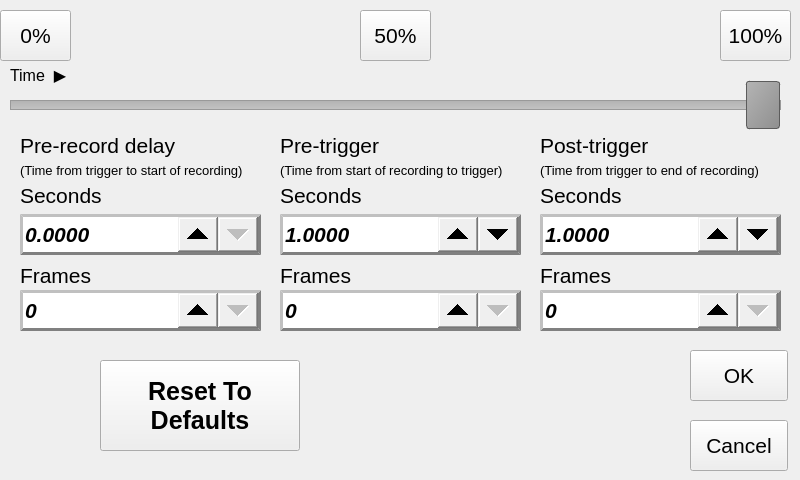
The window that src/triggerdelaywindow.ui (krontech/chronos-cam-app) describes before a commit, drawn with Qt 5.
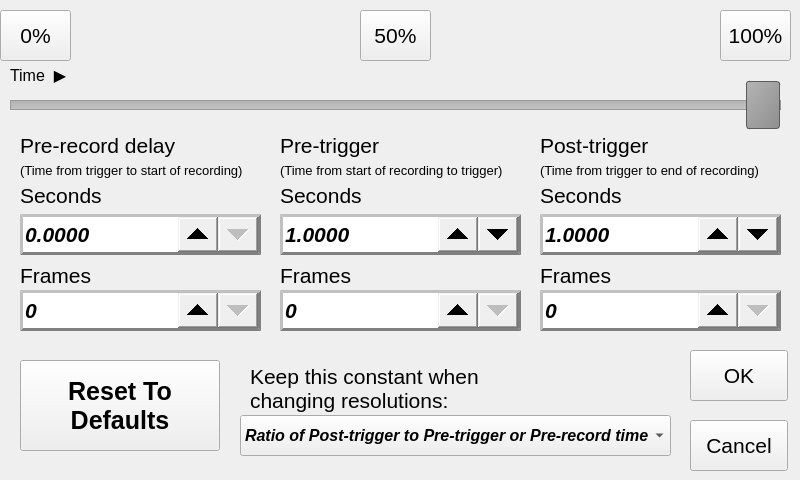
The same window after the commit. Custom widgets are drawn as their Qt base class.

Commit message: Add comboBox to trigger delay window

What changed in the file:
```diff
--- a/src/triggerdelaywindow.ui
+++ b/src/triggerdelaywindow.ui
@@ -612,7 +612,7 @@
   <widget class="QPushButton" name="cmdResetToDefaults">
    <property name="geometry">
     <rect>
-     <x>100</x>
+     <x>20</x>
      <y>360</y>
      <width>200</width>
      <height>91</height>
@@ -630,6 +630,58 @@
 Defaults</string>
    </property>
   </widget>
+  <widget class="QComboBox" name="comboGain">
+   <property name="geometry">
+    <rect>
+     <x>240</x>
+     <y>415</y>
+     <width>431</width>
+     <height>41</height>
+    </rect>
+   </property>
+   <property name="font">
+    <font>
+     <pointsize>12</pointsize>
+     <weight>75</weight>
+     <italic>true</italic>
+     <bold>true</bold>
+    </font>
+   </property>
+   <item>
+    <property name="text">
+     <string>Ratio of Post-trigger to Pre-trigger or Pre-record time</string>
+    </property>
+   </item>
+   <item>
+    <property name="text">
+     <string>Post-trigger seconds</string>
+    </property>
+   </item>
+   <item>
+    <property name="text">
+     <string>Post-trigger frames</string>
+    </property>
+   </item>
+  </widget>
+  <widget class="QLabel" name="lblRes_21">
+   <property name="geometry">
+    <rect>
+     <x>250</x>
+     <y>360</y>
+     <width>241</width>
+     <height>56</height>
+    </rect>
+   </property>
+   <property name="font">
+    <font>
+     <pointsize>16</pointsize>
+    </font>
+   </property>
+   <property name="text">
+    <string>Keep this constant when
+changing resolutions:</string>
+   </property>
+  </widget>
  </widget>
  <customwidgets>
   <customwidget>
```
